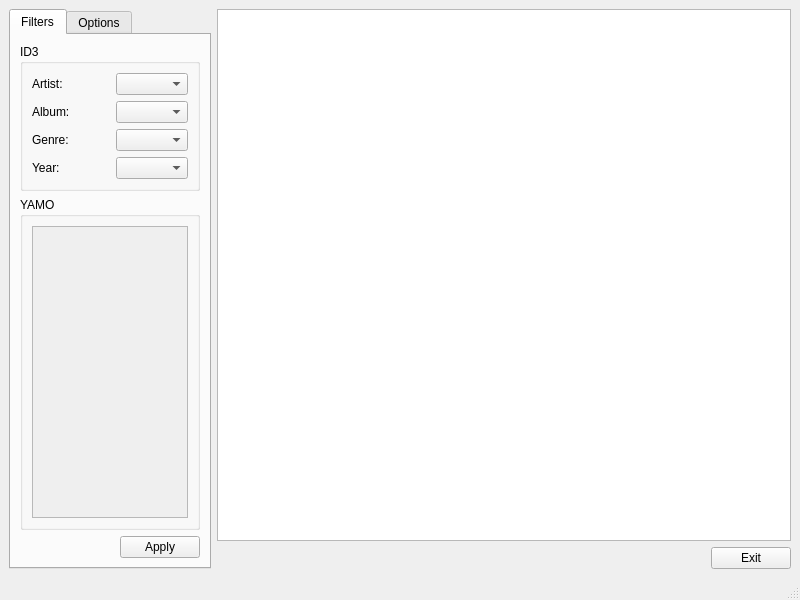
This is trunk/src/MainWindow_beta.ui in andrecaribe/yamo2a as Qt 5 draws it before an edit. The edited form follows.
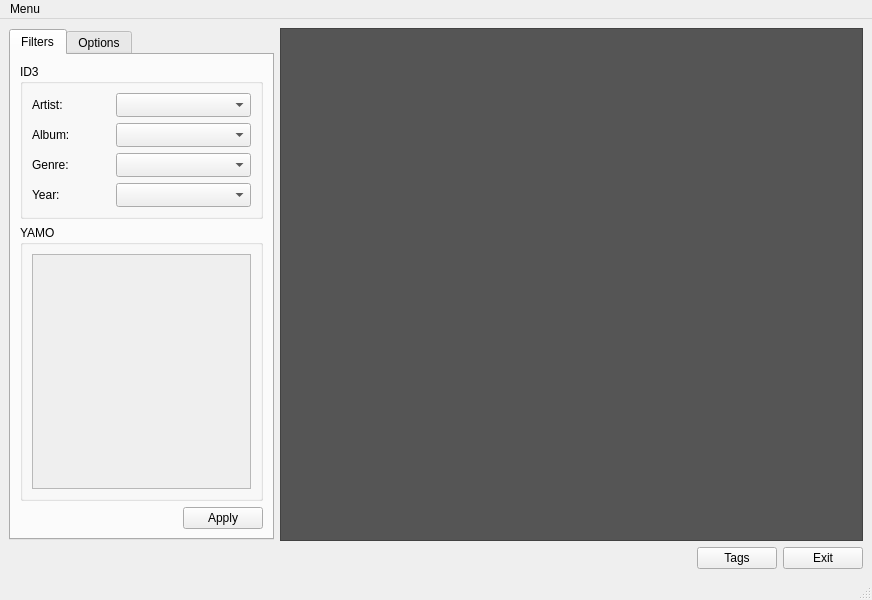
This is the edited form.

Diff of the .ui file:
```diff
--- a/trunk/src/MainWindow_beta.ui
+++ b/trunk/src/MainWindow_beta.ui
@@ -7,7 +7,7 @@
    <rect>
     <x>0</x>
     <y>0</y>
-    <width>800</width>
+    <width>872</width>
     <height>600</height>
    </rect>
   </property>
@@ -16,14 +16,20 @@
   </property>
   <widget class="QWidget" name="centralwidget">
    <layout class="QGridLayout" name="gridLayout_4">
-    <item row="0" column="0" rowspan="2">
-     <widget class="QTabWidget" name="tabWidget">
+    <item row="0" column="0">
+     <widget class="QTabWidget" name="tabs">
       <property name="sizePolicy">
-       <sizepolicy hsizetype="Fixed" vsizetype="Expanding">
+       <sizepolicy hsizetype="Fixed" vsizetype="Fixed">
         <horstretch>0</horstretch>
         <verstretch>0</verstretch>
        </sizepolicy>
       </property>
+      <property name="minimumSize">
+       <size>
+        <width>251</width>
+        <height>511</height>
+       </size>
+      </property>
       <property name="currentIndex">
        <number>0</number>
       </property>
@@ -46,6 +52,9 @@
           <layout class="QGridLayout" name="gridLayout">
            <item row="0" column="0">
             <layout class="QHBoxLayout" name="horizontalLayout_4">
+             <property name="sizeConstraint">
+              <enum>QLayout::SetNoConstraint</enum>
+             </property>
              <item>
               <widget class="QLabel" name="label">
                <property name="sizePolicy">
@@ -80,6 +89,12 @@
                  <verstretch>0</verstretch>
                 </sizepolicy>
                </property>
+               <property name="minimumSize">
+                <size>
+                 <width>135</width>
+                 <height>24</height>
+                </size>
+               </property>
               </widget>
              </item>
             </layout>
@@ -120,6 +135,12 @@
                  <verstretch>0</verstretch>
                 </sizepolicy>
                </property>
+               <property name="minimumSize">
+                <size>
+                 <width>135</width>
+                 <height>24</height>
+                </size>
+               </property>
               </widget>
              </item>
             </layout>
@@ -160,6 +181,12 @@
                  <verstretch>0</verstretch>
                 </sizepolicy>
                </property>
+               <property name="minimumSize">
+                <size>
+                 <width>135</width>
+                 <height>24</height>
+                </size>
+               </property>
               </widget>
              </item>
             </layout>
@@ -200,6 +227,12 @@
                  <verstretch>0</verstretch>
                 </sizepolicy>
                </property>
+               <property name="minimumSize">
+                <size>
+                 <width>135</width>
+                 <height>24</height>
+                </size>
+               </property>
               </widget>
              </item>
             </layout>
@@ -221,18 +254,30 @@
           <layout class="QGridLayout" name="gridLayout_2">
            <item row="0" column="0">
             <widget class="QScrollArea" name="listYAMOFilters">
+             <property name="lineWidth">
+              <number>0</number>
+             </property>
              <property name="widgetResizable">
               <bool>true</bool>
              </property>
+             <property name="alignment">
+              <set>Qt::AlignLeading|Qt::AlignLeft|Qt::AlignVCenter</set>
+             </property>
              <widget class="QWidget" name="scrollAreaWidgetContents">
               <property name="geometry">
                <rect>
                 <x>0</x>
                 <y>0</y>
-                <width>183</width>
-                <height>233</height>
+                <width>214</width>
+                <height>235</height>
                </rect>
               </property>
+              <property name="sizePolicy">
+               <sizepolicy hsizetype="Expanding" vsizetype="Expanding">
+                <horstretch>0</horstretch>
+                <verstretch>0</verstretch>
+               </sizepolicy>
+              </property>
              </widget>
             </widget>
            </item>
@@ -292,9 +337,13 @@
      </widget>
     </item>
     <item row="0" column="1">
-     <widget class="QGraphicsView" name="graphicsView"/>
+     <widget class="QGraphicsView" name="canvasView">
+      <property name="styleSheet">
+       <string>background-color: rgb(85, 85, 85);</string>
+      </property>
+     </widget>
     </item>
-    <item row="1" column="1">
+    <item row="1" column="0" colspan="2">
      <layout class="QHBoxLayout" name="horizontalLayout_6">
       <item>
        <spacer name="horizontalSpacer_5">
@@ -309,6 +358,13 @@
         </property>
        </spacer>
       </item>
+      <item>
+       <widget class="QPushButton" name="btnTags">
+        <property name="text">
+         <string>Tags</string>
+        </property>
+       </widget>
+      </item>
       <item>
        <widget class="QPushButton" name="btnExit">
         <property name="text">
@@ -325,10 +381,16 @@
     <rect>
      <x>0</x>
      <y>0</y>
-     <width>800</width>
-     <height>25</height>
+     <width>872</width>
+     <height>23</height>
     </rect>
    </property>
+   <widget class="QMenu" name="menuMenu">
+    <property name="title">
+     <string>Menu</string>
+    </property>
+   </widget>
+   <addaction name="menuMenu"/>
   </widget>
   <widget class="QStatusBar" name="statusbar"/>
  </widget>
```
Left out of the diff: 7 changed lines with no effect on the pictures.
